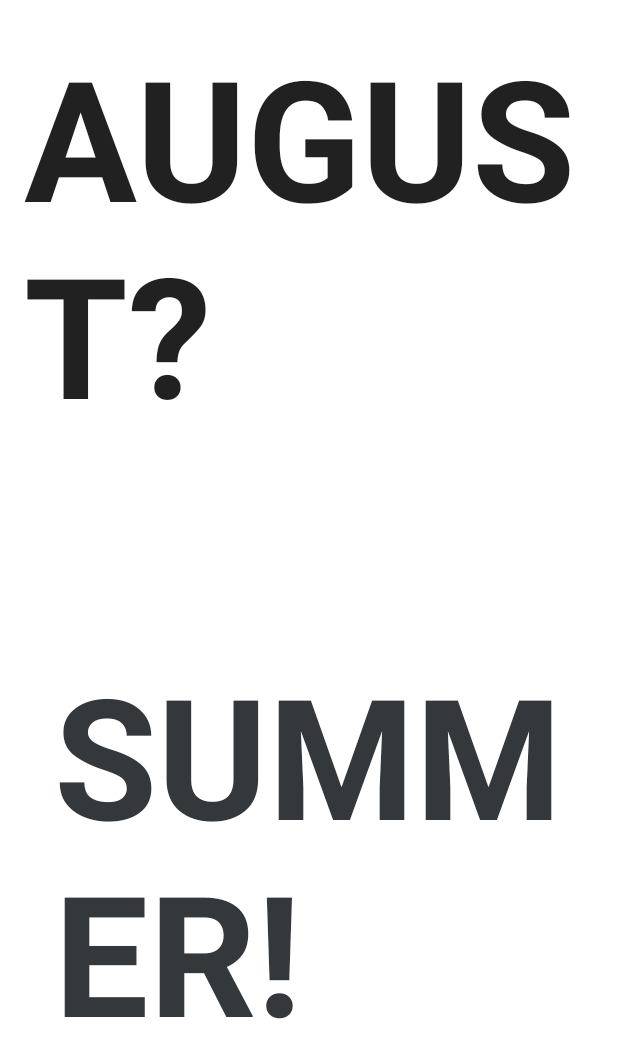
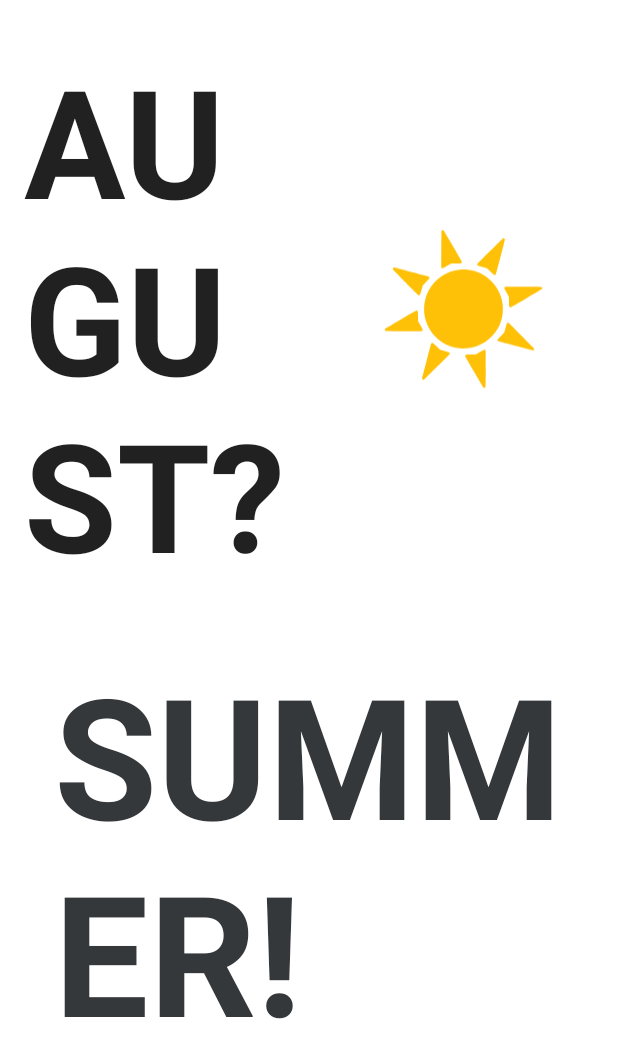
Before and after one commit to Nikita-str/TodaysSummerDay, an Android app: the layout summer_widget.xml on its own in the app's theme, with its tools: preview values and no code run, on a phone screen of 412 x 824 dp. Shown: the top 1058 px of the screen. Run offline under Robolectric (Android 15) with nearby library versions, the phone set to English and light mode, and no system bars.

Commit message:
ugly layout, but finnaly sun

```diff
--- /dev/null
+++ b/app/src/main/java/com/endless_summer/todays_summer_day/views/SquareViewHeight.kt
@@ -0,0 +1,23 @@
+package com.endless_summer.todays_summer_day.views
+
+import android.content.Context
+import android.util.AttributeSet
+import android.view.View
+import android.widget.TextView
+import android.view.View.MeasureSpec
+import android.widget.ImageView
+
+class SquareViewHeight: androidx.appcompat.widget.AppCompatImageView {
+    constructor(context: Context) : super(context) {}
+    constructor(context: Context, attrs: AttributeSet?) : super(context, attrs) {}
+    constructor(context: Context, attrs: AttributeSet?, defStyleAttr: Int) :
+            super(context, attrs, defStyleAttr) {
+    }
+
+    override fun onMeasure(widthMeasureSpec: Int, heightMeasureSpec: Int) {
+        super.onMeasure(widthMeasureSpec, widthMeasureSpec)
+        val height = MeasureSpec.getSize(heightMeasureSpec)
+        val size = height
+        setMeasuredDimension(size, size) // make it square
+    }
+}
--- a/app/src/main/res/layout/summer_widget.xml
+++ b/app/src/main/res/layout/summer_widget.xml
@@ -1,4 +1,5 @@
 <LinearLayout xmlns:android="http://schemas.android.com/apk/res/android"
+    xmlns:app="http://schemas.android.com/apk/res-auto"
     style="@style/Widget.TodaysSummerDay.AppWidget.Container"
     android:layout_width="match_parent"
     android:layout_height="match_parent"
@@ -6,17 +7,41 @@
     android:weightSum="2"
     android:theme="@style/Theme.TodaysSummerDay.AppWidgetContainer">
 
+    <LinearLayout
+        android:layout_width="match_parent"
+        android:layout_height="match_parent"
+        android:layout_weight="1"
+        android:weightSum="6">
         <TextView
             android:id="@+id/cur_date"
             style="@style/Widget.TodaysSummerDay.AppWidget.InnerView"
             android:layout_width="match_parent"
             android:layout_height="match_parent"
-        android:layout_weight="1"
+            android:layout_weight="3"
             android:autoSizeTextType="uniform"
             android:text="@string/cur_date"
+            android:gravity="bottom|start"
             android:textSize="24sp"
             android:textStyle="bold" />
-
+        <ImageView
+            android:layout_height="match_parent"
+            android:layout_width="match_parent"
+            android:layout_weight="3"
+            app:layout_constraintDimensionRatio="H,1:1"
+            app:layout_constraintRight_toRightOf="parent"
+            android:src="@drawable/ic_launcher_foreground" />
+        <!--androidx.constraintlayout.widget.ConstraintLayout
+            android:layout_width="match_parent"
+            android:layout_height="match_parent"
+            android:layout_weight="3">
+            <ImageView
+                android:layout_height="match_parent"
+                android:layout_width="wrap_content"
+                app:layout_constraintDimensionRatio="H,1:1"
+                app:layout_constraintRight_toRightOf="parent"
+                android:src="@drawable/ic_launcher_foreground" />
+        </androidx.constraintlayout.widget.ConstraintLayout-->
+    </LinearLayout>
     <TextView
         android:id="@+id/day_of_summer"
         style="@style/Widget.TodaysSummerDay.AppWidget.InnerView"
@@ -24,6 +49,7 @@
         android:layout_height="match_parent"
         android:layout_weight="1"
         android:autoSizeTextType="uniform"
+        android:gravity="top|start"
         android:layout_marginStart="20dp"
         android:text="@string/summer_day"
         android:textSize="24sp"
```
Lines whose indentation alone changed are shown as unchanged.
